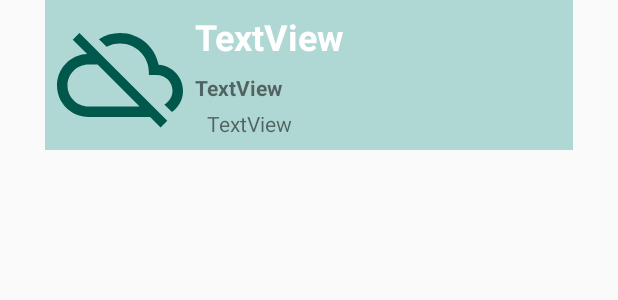
After one commit to ali-taghizadeh/Tehran, an Android app: the layout item_place.xml on its own in the app's theme, with its tools: preview values and no code run, on a phone screen of 412 x 824 dp. The commit adds this screen. Shown: the top 300 px of the screen. Run offline under Robolectric (Android 15) with nearby library versions, the phone set to English and light mode, and no system bars.

Commit message:
create a item layout for places

```diff
--- a/app/src/main/java/ir/taghizadeh/tehran/activities/MainActivity.java
+++ b/app/src/main/java/ir/taghizadeh/tehran/activities/MainActivity.java
@@ -91,7 +91,9 @@ public class MainActivity extends AuthenticationActivity {
             locationMap.forEach((key, geoLocation) -> {
                 mMap.addMarker(geoLocation);
                 mDatabase.getChild(Constants.PLACES, key);
-                mDatabase.setDataSnapshotListener(newPlace -> Log.e("Place Title : ", newPlace.getTitle()));
+                mDatabase.setDataSnapshotListener(newPlace -> {
+
+                });
             });
         });
     }
--- /dev/null
+++ b/app/src/main/res/drawable/ic_cloud_off.xml
@@ -0,0 +1,9 @@
+<vector xmlns:android="http://schemas.android.com/apk/res/android"
+        android:width="24dp"
+        android:height="24dp"
+        android:viewportWidth="24.0"
+        android:viewportHeight="24.0">
+    <path
+        android:fillColor="#FF000000"
+        android:pathData="M19.35,10.04C18.67,6.59 15.64,4 12,4c-1.48,0 -2.85,0.43 -4.01,1.17l1.46,1.46C10.21,6.23 11.08,6 12,6c3.04,0 5.5,2.46 5.5,5.5v0.5H19c1.66,0 3,1.34 3,3 0,1.13 -0.64,2.11 -1.56,2.62l1.45,1.45C23.16,18.16 24,16.68 24,15c0,-2.64 -2.05,-4.78 -4.65,-4.96zM3,5.27l2.75,2.74C2.56,8.15 0,10.77 0,14c0,3.31 2.69,6 6,6h11.73l2,2L21,20.73 4.27,4 3,5.27zM7.73,10l8,8H6c-2.21,0 -4,-1.79 -4,-4s1.79,-4 4,-4h1.73z"/>
+</vector>
--- /dev/null
+++ b/app/src/main/res/layout/item_place.xml
@@ -0,0 +1,59 @@
+<?xml version="1.0" encoding="utf-8"?>
+<android.support.constraint.ConstraintLayout xmlns:android="http://schemas.android.com/apk/res/android"
+    xmlns:app="http://schemas.android.com/apk/res-auto"
+    xmlns:tools="http://schemas.android.com/tools"
+    android:layout_width="match_parent"
+    android:layout_height="100dp"
+    android:layout_marginStart="30dp"
+    android:layout_marginEnd="30dp"
+    android:background="@color/colorPrimaryTransparent">
+
+    <ImageView
+        android:id="@+id/image_item_place_photo"
+        android:layout_width="0dp"
+        android:layout_height="0dp"
+        android:layout_marginStart="8dp"
+        android:layout_marginTop="8dp"
+        android:layout_marginBottom="8dp"
+        android:scaleType="centerCrop"
+        android:tint="@color/colorPrimaryDark"
+        app:layout_constraintBottom_toBottomOf="parent"
+        app:layout_constraintDimensionRatio="h,1:1"
+        app:layout_constraintStart_toStartOf="parent"
+        app:layout_constraintTop_toTopOf="parent"
+        app:srcCompat="@drawable/ic_cloud_off" />
+
+    <TextView
+        android:id="@+id/text_item_place_title"
+        android:layout_width="wrap_content"
+        android:layout_height="wrap_content"
+        android:layout_marginStart="8dp"
+        android:layout_marginTop="8dp"
+        android:text="TextView"
+        android:textColor="@color/white"
+        android:textSize="24sp"
+        android:textStyle="bold"
+        app:layout_constraintStart_toEndOf="@+id/image_item_place_photo"
+        app:layout_constraintTop_toTopOf="parent" />
+
+    <TextView
+        android:id="@+id/text_item_place_description"
+        android:layout_width="wrap_content"
+        android:layout_height="wrap_content"
+        android:layout_marginStart="8dp"
+        android:layout_marginTop="8dp"
+        android:text="TextView"
+        android:textStyle="bold"
+        app:layout_constraintStart_toEndOf="@+id/image_item_place_photo"
+        app:layout_constraintTop_toBottomOf="@+id/text_item_place_title" />
+
+    <TextView
+        android:id="@+id/text_item_place_author"
+        android:layout_width="wrap_content"
+        android:layout_height="wrap_content"
+        android:layout_marginStart="8dp"
+        android:layout_marginBottom="8dp"
+        android:text="TextView"
+        app:layout_constraintBottom_toBottomOf="parent"
+        app:layout_constraintStart_toStartOf="@+id/text_item_place_description" />
+</android.support.constraint.ConstraintLayout>
--- a/app/src/main/res/values/colors.xml
+++ b/app/src/main/res/values/colors.xml
@@ -1,6 +1,7 @@
 <?xml version="1.0" encoding="utf-8"?>
 <resources>
     <color name="colorPrimary">#008577</color>
+    <color name="colorPrimaryTransparent">#4d008577</color>
     <color name="colorPrimaryDark">#00574B</color>
     <color name="colorAccent">#00574B</color>
     <color name="white">#FFF</color>
```
